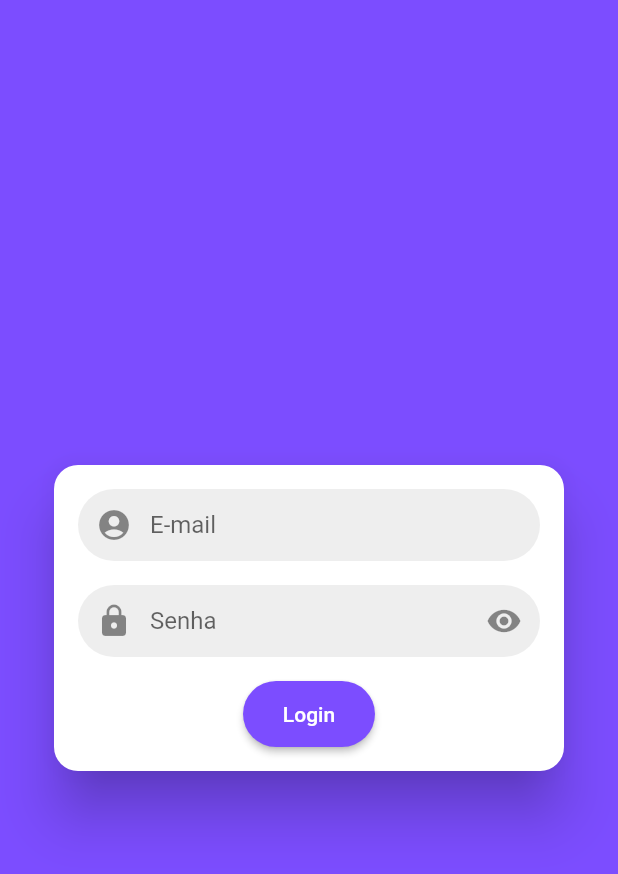
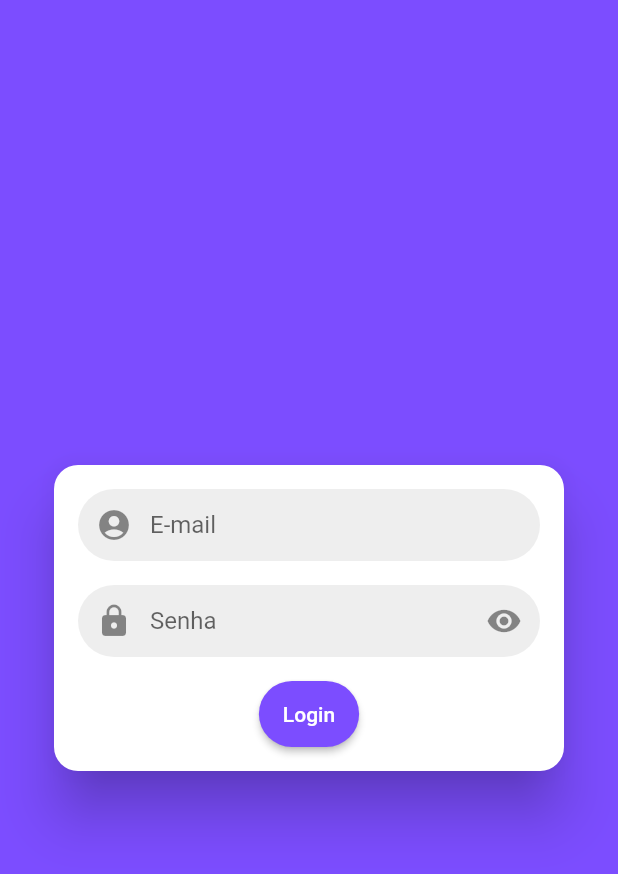
Before and after one commit to tonypereiramelo/todo_mobx, a Flutter app: the screen it shows after launch, on a phone screen of 412 x 824 dp. Shown: the top 874 px of the screen. Run offline on Flutter 3.47's test engine with Material 2 defaults, Android fonts, the phone set to English and light mode, and no system bars; our stand-ins replace mobx; generated files the repository leaves out were written again.

Commit message:
mobx criado

```diff
--- a/lib/main.dart
+++ b/lib/main.dart
@@ -4,7 +4,6 @@ import 'package:todomobx/screens/login_screen.dart';
 void main() => runApp(MyApp());
 
 class MyApp extends StatelessWidget {
-
   @override
   Widget build(BuildContext context) {
     return MaterialApp(
@@ -12,8 +11,9 @@ class MyApp extends StatelessWidget {
       debugShowCheckedModeBanner: false,
       theme: ThemeData(
         primaryColor: Colors.deepPurpleAccent,
-        cursorColor: Colors.deepPurpleAccent,
         scaffoldBackgroundColor: Colors.deepPurpleAccent,
+        textSelectionTheme:
+            TextSelectionThemeData(cursorColor: Colors.deepPurpleAccent),
       ),
       home: LoginScreen(),
     );
--- a/lib/screens/login_screen.dart
+++ b/lib/screens/login_screen.dart
@@ -1,17 +1,17 @@
 import 'package:flutter/material.dart';
+import 'package:todomobx/store/login_store.dart';
 import 'package:todomobx/widgets/custom_icon_button.dart';
 import 'package:todomobx/widgets/custom_text_field.dart';
 
 import 'list_screen.dart';
 
 class LoginScreen extends StatefulWidget {
-
   @override
   _LoginScreenState createState() => _LoginScreenState();
 }
 
 class _LoginScreenState extends State<LoginScreen> {
-
+  LoginStore loginStore = LoginStore();
   @override
   Widget build(BuildContext context) {
     return SafeArea(
@@ -33,50 +33,52 @@ class _LoginScreenState extends State<LoginScreen> {
                       hint: 'E-mail',
                       prefix: Icon(Icons.account_circle),
                       textInputType: TextInputType.emailAddress,
-                      onChanged: (email){
-
-                      },
+                      onChanged: loginStore.setEmail,
                       enabled: true,
                     ),
-                    const SizedBox(height: 16,),
+                    const SizedBox(
+                      height: 16,
+                    ),
                     CustomTextField(
                       hint: 'Senha',
                       prefix: Icon(Icons.lock),
                       obscure: true,
-                      onChanged: (pass){
-
-                      },
+                      onChanged: loginStore.setPassword,
                       enabled: true,
                       suffix: CustomIconButton(
                         radius: 32,
                         iconData: Icons.visibility,
-                        onTap: (){
-
-                        },
+                        onTap: () {},
                       ),
                     ),
-                    const SizedBox(height: 16,),
+                    const SizedBox(
+                      height: 16,
+                    ),
                     SizedBox(
                       height: 44,
-                      child: RaisedButton(
-                        shape: RoundedRectangleBorder(
-                          borderRadius: BorderRadius.circular(32),
+                      child: ElevatedButton(
+                        child: Text(
+                          'Login',
                         ),
-                        child: Text('Login'),
-                        color: Theme.of(context).primaryColor,
-                        disabledColor: Theme.of(context).primaryColor.withAlpha(100),
-                        textColor: Colors.white,
-                        onPressed: (){
+                        style: ElevatedButton.styleFrom(
+                          shape: RoundedRectangleBorder(
+                            borderRadius: BorderRadius.circular(32),
+                          ),
+                          onPrimary: Colors.white,
+                          primary: Theme.of(context).primaryColor,
+                          onSurface:
+                              Theme.of(context).primaryColor.withAlpha(100),
+                        ),
+                        onPressed: () {
                           Navigator.of(context).pushReplacement(
-                            MaterialPageRoute(builder: (context)=>ListScreen())
-                          );
+                              MaterialPageRoute(
+                                  builder: (context) => ListScreen()));
                         },
                       ),
                     )
                   ],
                 ),
-              )
-          ),
+              )),
         ),
       ),
     );
--- a/pubspec.yaml
+++ b/pubspec.yaml
@@ -23,10 +23,14 @@ dependencies:
   # The following adds the Cupertino Icons font to your application.
   # Use with the CupertinoIcons class for iOS style icons.
   cupertino_icons: ^0.1.2
+  mobx: ^2.0.3
+  flutter_mobx: ^2.0.1
 
 dev_dependencies:
   flutter_test:
     sdk: flutter
+  mobx_codegen: ^2.0.2
+  build_runner: ^2.0.6
 
 
 # For information on the generic Dart part of this file, see the
```
Also changed, not shown: lib/store/login_store.dart (added, +15 -0 lines), lib/store/login_store.g.dart (added).
